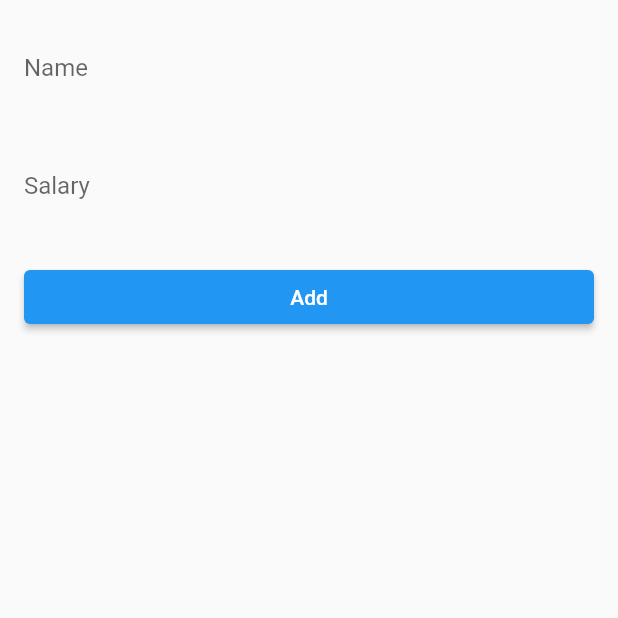
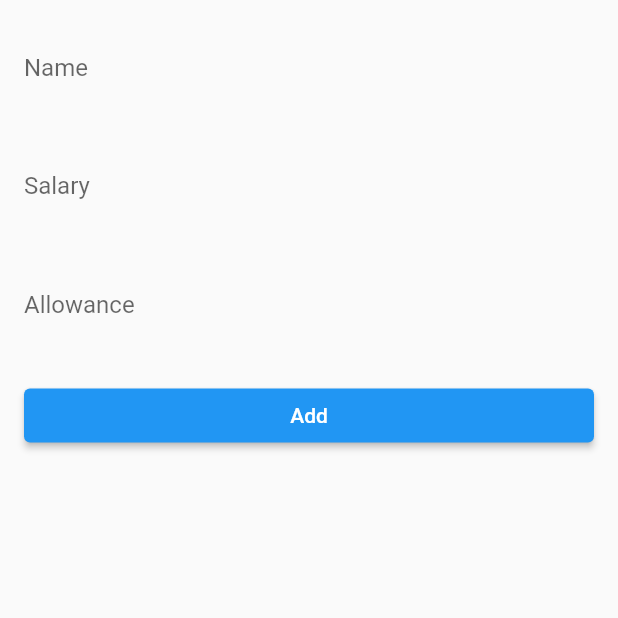
Before and after one commit to MMaduranga/ShopManagementApp, a Flutter app: the Employee screen opened directly, on a phone screen of 412 x 824 dp, the top half of it. Run offline on Flutter 3.47's test engine with Material 2 defaults, Android fonts, the phone set to English and light mode, and no system bars; our stand-ins replace cloud_firestore, firebase_core; accounts and stored records are empty.

Commit message:
build the all operations in salary frame by implementing CURD operations in firebase

```diff
--- a/lib/frames/addEmployee.dart
+++ b/lib/frames/addEmployee.dart
@@ -2,18 +2,17 @@ import 'package:cloud_firestore/cloud_firestore.dart';
 import 'package:flutter/material.dart';
 
 class Employee extends StatefulWidget {
-  final int? count;
-  const Employee({Key? key,this.count}) : super(key: key);
+  const Employee({Key? key}) : super(key: key);
 
   @override
-  State<Employee> createState() => _EmployeeState(idCount: count);
+  State<Employee> createState() => _EmployeeState();
 }
 
 class _EmployeeState extends State<Employee> {
   final nameController = TextEditingController();
   final salaryController = TextEditingController();
- int? idCount;
-  _EmployeeState({this.idCount});
+  final allowanceController = TextEditingController();
+
   @override
   Widget build(BuildContext context) {
     return Scaffold(
@@ -37,11 +36,20 @@ class _EmployeeState extends State<Employee> {
                 hintText: 'Enter Salary'),
           ),
           const SizedBox(height: 20),
+          TextField(
+            controller: allowanceController,
+            decoration: const InputDecoration(
+                border: InputBorder.none,
+                labelText: 'Allowance',
+                hintText: 'Enter Allowance'),
+          ),
+          const SizedBox(height: 20),
           ElevatedButton(
               onPressed: () {
                 final name = nameController.text;
                 final salary = int.parse(salaryController.text);
-                addEmployee(name, salary);
+                final allowance = int.parse(allowanceController.text);
+                addEmployee(name, salary, allowance);
                 Navigator.pop(context);
               },
               child: const Text("Add"))
@@ -50,10 +58,9 @@ class _EmployeeState extends State<Employee> {
     );
   }
 
-  Future addEmployee(String name, int salary) async {
-    String id = 'id-${idCount!+1}';
-    final employee = FirebaseFirestore.instance.collection('employee').doc(id);
-    final json = {'id': id, 'name': name, 'salary': salary, 'allowance': 0};
+  Future addEmployee(String name, int salary, int allowance) async {
+    final employee = FirebaseFirestore.instance.collection('employee').doc();
+    final json = {'name': name, 'salary': salary, 'allowance': allowance};
     await employee.set(json);
   }
 }
```
Also changed, not shown: lib/frames/salary.dart (+105 -17 lines).
